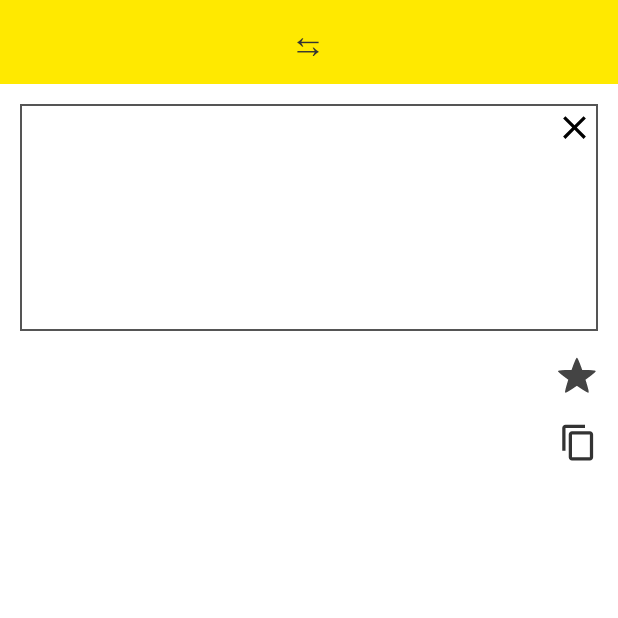
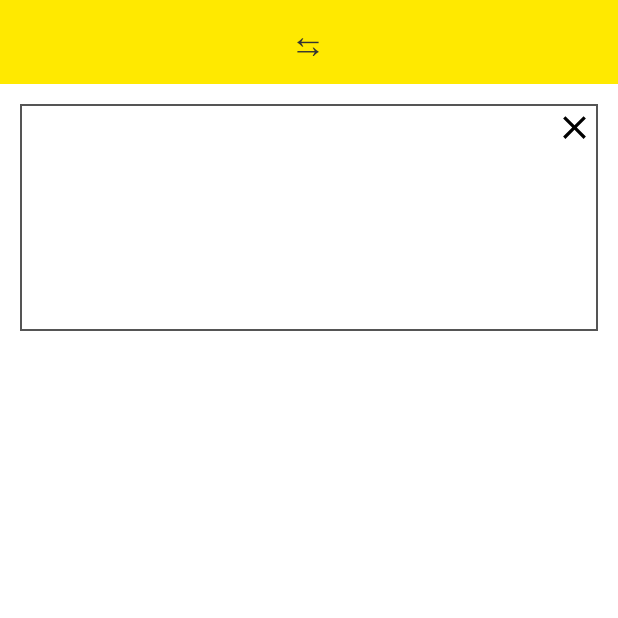
Before and after one commit to mlshv/SimpleTranslate, an Android app: the screen it shows after launch (MainActivity), on a phone screen of 412 x 824 dp, the top half of it. Run offline under Robolectric (Android 15) with nearby library versions, the phone set to English and light mode, and no system bars; 10 statements that could not run were skipped.

Commit message:
Добавлено APK, визуальные фиксы, убран излишний код

```diff
--- a/app/src/main/java/me/mlshv/simpletranslate/ui/fragments/TranslateFragment.java
+++ b/app/src/main/java/me/mlshv/simpletranslate/ui/fragments/TranslateFragment.java
@@ -142,14 +142,7 @@ public class TranslateFragment extends Fragment {
             }
         });
         etTranslateInput.addTextChangedListener(translateInputWatcher);
-        etTranslateInput.setOnFocusChangeListener(translateInputOnFocusChangeListener);
         etTranslateInput.setOnEditorActionListener(translateInputDoneButtonListener);
-        etTranslateInput.setOnBackButtonPressListener(new Callable<Void>() {
-            @Override public Void call() throws Exception {
-                etTranslateInput.clearFocus();
-                return null;
-            }
-        });
         tvTranslation.setMovementMethod(new ScrollingMovementMethod());
         chkFavorite.setOnCheckedChangeListener(new CompoundButton.OnCheckedChangeListener() {
             @Override
@@ -226,17 +219,6 @@ public class TranslateFragment extends Fragment {
             setSourceLangCode(newSourceLangCode);
             setTargetLangCode(newTargetLangCode);
             performTranslationTask();
-        }
-    };
-
-    private View.OnFocusChangeListener translateInputOnFocusChangeListener = new View.OnFocusChangeListener() {
-        @Override
-        public void onFocusChange(View view, boolean hasFocus) {
-            if (!hasFocus) {
-                // говорим, что пользователь закончил ввод
-                // убираем фокус с textInput'a (фокус переходи на корневой layout, где стоит listener)
-                etTranslateInput.clearFocus();
-            }
         }
     };
 
@@ -406,7 +388,6 @@ public class TranslateFragment extends Fragment {
     @Override
     public void onResume() {
         super.onResume();
-        Log.d(App.tag(this), "onResume");
         // обновляем направление перевода и ставим в поле ввода последний переводимый текст
         String source = Util.SPrefs.loadSourceLangCode();
         String target = Util.SPrefs.loadTargetLangCode();
--- a/app/src/main/res/layout-land/fragment_translate.xml
+++ b/app/src/main/res/layout-land/fragment_translate.xml
@@ -112,6 +112,7 @@
         android:text="@string/translate_api_notice"
         android:layout_below="@+id/text_translation_result"
         android:layout_toLeftOf="@+id/translate_button_bar"
+        android:visibility="invisible"
         android:scrollbars="vertical"
         android:textSize="20sp"
         android:layout_toRightOf="@+id/strut" />
@@ -152,7 +153,6 @@
         android:layout_width="30dp"
         android:layout_height="match_parent"
         android:orientation="vertical"
-        android:visibility="visible"
         android:padding="0dp"
         android:layout_marginRight="@dimen/first_level_margin"
         android:layout_alignTop="@+id/text_translation_result"
@@ -165,6 +165,7 @@
             style="?android:attr/starStyle"
             android:padding="0dp"
             android:clickable="true"
+            android:visibility="invisible"
             android:theme="@style/favoriteCheckboxStyle" />
 
         <Button
@@ -173,6 +174,7 @@
             android:layout_width="26dp"
             android:layout_height="26dp"
             android:layout_gravity="right"
+            android:visibility="invisible"
             style="@style/Widget.AppCompat.Button.Borderless"
             android:background="@drawable/ic_content_copy_black_24dp" />
     </LinearLayout>
--- a/app/src/main/res/layout/fragment_translate.xml
+++ b/app/src/main/res/layout/fragment_translate.xml
@@ -151,7 +151,6 @@
         android:layout_alignParentRight="true"
         android:layout_below="@+id/edittext_translate"
         android:orientation="vertical"
-        android:visibility="visible"
         android:padding="0dp"
         android:layout_marginRight="@dimen/first_level_margin">
 
@@ -162,6 +161,7 @@
             style="?android:attr/starStyle"
             android:padding="0dp"
             android:clickable="true"
+            android:visibility="invisible"
             android:theme="@style/favoriteCheckboxStyle" />
 
         <Button
@@ -170,6 +170,7 @@
             android:layout_width="26dp"
             android:layout_height="26dp"
             android:layout_gravity="right"
+            android:visibility="invisible"
             style="@style/Widget.AppCompat.Button.Borderless"
             android:background="@drawable/ic_content_copy_black_24dp" />
     </LinearLayout>
```
Also changed, not shown: app/src/main/java/me/mlshv/simpletranslate/ui/widgets/TranslateInput.java (+3 -13 lines), 1 other file.
